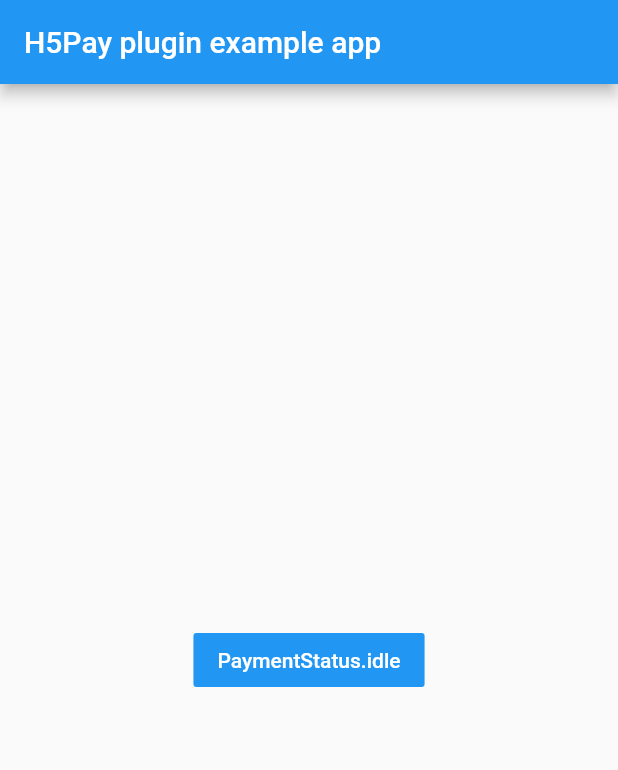
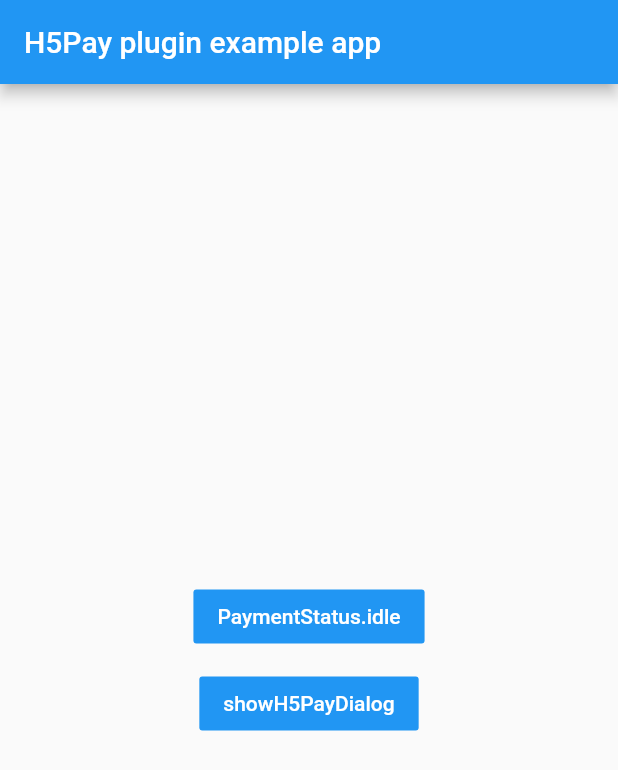
Before and after one commit to nekocode/h5pay-flutter, a Flutter app: the screen it shows after launch, on a phone screen of 412 x 824 dp. Shown: the top 770 px of the screen. Run offline on Flutter 3.47's test engine with Material 2 defaults, Android fonts, the phone set to English and light mode, and no system bars.

Commit message:
Add loading dialog

```diff
--- a/example/lib/main.dart
+++ b/example/lib/main.dart
@@ -16,8 +16,20 @@ class _MyAppState extends State<MyApp> {
         appBar: AppBar(
           title: const Text('H5Pay plugin example app'),
         ),
-        body: Center(
-          child: H5PayWidget(
+        body: MainPage(),
+      ),
+    );
+  }
+}
+
+class MainPage extends StatelessWidget {
+  @override
+  Widget build(BuildContext context) {
+    return Center(
+      child: Column(
+        mainAxisAlignment: MainAxisAlignment.center,
+        children: <Widget>[
+          H5PayWidget(
             paymentSchemes: ['sms'],
             getH5Url: () async => 'https://is.gd/4cLE6j',
             verifyResult: () async => true,
@@ -34,7 +46,24 @@ class _MyAppState extends State<MyApp> {
               child: Text(status.toString()),
             ),
           ),
-        ),
+          SizedBox(height: 10),
+          FlatButton(
+            textColor: Colors.white,
+            color: Colors.blue,
+            onPressed: () async {
+              final status = await showH5PayDialog(
+                context: context,
+                paymentSchemes: ['sms'],
+                getH5Url: () async => 'https://is.gd/4cLE6j',
+                verifyResult: () async => false,
+              );
+              Scaffold.of(context).showSnackBar(SnackBar(
+                content: Text(status.toString()),
+              ));
+            },
+            child: Text('showH5PayDialog'),
+          ),
+        ],
       ),
     );
   }
--- a/lib/h5pay.dart
+++ b/lib/h5pay.dart
@@ -1 +1,2 @@
+export 'src/h5pay_dialog.dart';
 export 'src/h5pay_widget.dart';
--- a/lib/src/h5pay_widget.dart
+++ b/lib/src/h5pay_widget.dart
@@ -40,16 +40,24 @@ class H5PayController {
 class H5PayWidget extends StatefulWidget {
   H5PayWidget({
     Key key,
-    this.paymentSchemes = const ['alipay', 'alipays', 'weixin', 'wechat'],
-    this.getSchemeUrlTimeout = const Duration(seconds: 5),
-    this.jumpTimeout = const Duration(seconds: 3),
+    List<String> paymentSchemes,
+    Duration getSchemeUrlTimeout,
+    Duration jumpTimeout,
     @required this.getH5Url,
     @required this.verifyResult,
-    this.builder,
-  })  : assert(jumpTimeout != null && !jumpTimeout.isNegative),
+    @required this.builder,
+  })  : this.paymentSchemes =
+            paymentSchemes ?? const ['alipay', 'alipays', 'weixin', 'wechat'],
+        this.getSchemeUrlTimeout =
+            getSchemeUrlTimeout ?? const Duration(seconds: 5),
+        this.jumpTimeout = jumpTimeout ?? const Duration(seconds: 3),
         assert(getH5Url != null),
         assert(verifyResult != null),
-        super(key: key);
+        assert(builder != null),
+        super(key: key) {
+    assert(!this.getSchemeUrlTimeout.isNegative);
+    assert(!this.jumpTimeout.isNegative);
+  }
 
   final List<String> paymentSchemes;
   final Duration getSchemeUrlTimeout;
```
Also changed, not shown: lib/src/h5pay_dialog.dart (added, +110 -0 lines).
